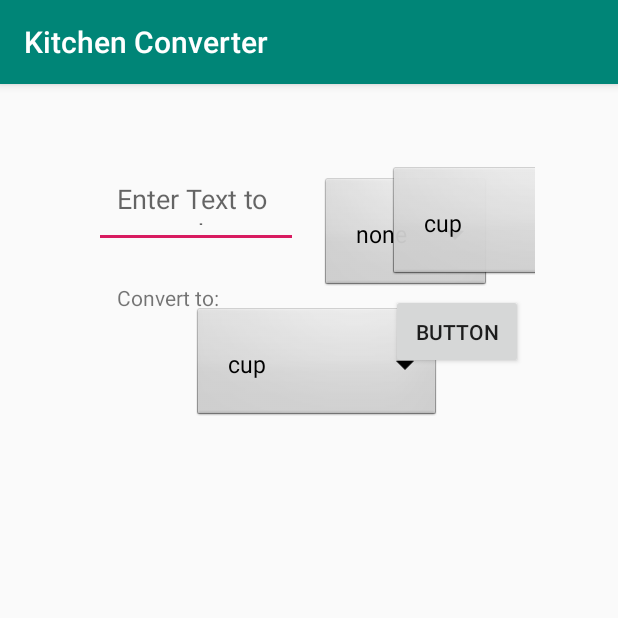
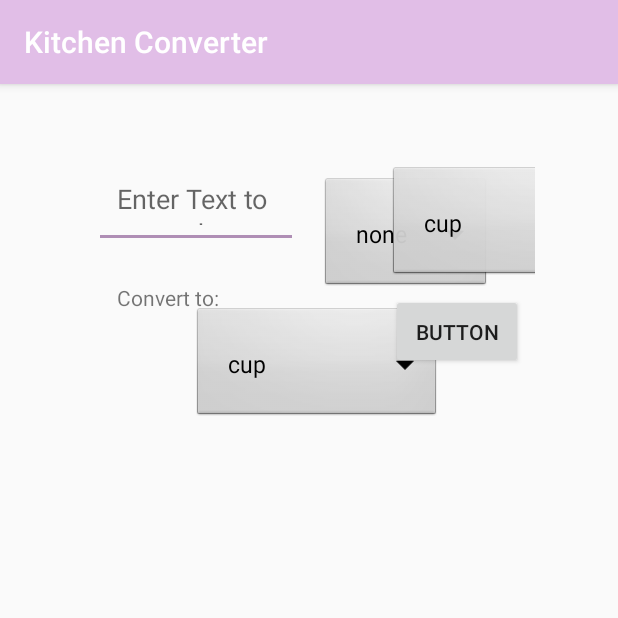
Before and after one commit to cperlste/KitchenConverter, an Android app: the screen it shows after launch (MainActivity), on a phone screen of 412 x 824 dp, the top half of it. Run offline under Robolectric (Android 15) with nearby library versions, the phone set to English and light mode, and no system bars.

Commit message:
finished main activity

```diff
--- a/app/src/main/java/com/example/kitchenconverter/MainActivity.java
+++ b/app/src/main/java/com/example/kitchenconverter/MainActivity.java
@@ -4,6 +4,7 @@ import androidx.appcompat.app.AppCompatActivity;
 
 import android.content.Intent;
 import android.os.Bundle;
+import android.util.Log;
 import android.view.View;
 import android.widget.AdapterView;
 import android.widget.AdapterView.*;
@@ -21,7 +22,7 @@ import java.text.DecimalFormat;
 
 public class MainActivity extends AppCompatActivity implements OnItemSelectedListener {
     private Spinner mSpinnerFraction, mSpinnerMeasurement, mSpinnerMeasurement2;
-    private Double mFrom, mTo;
+    private double mFrom, mTo;
     private EditText wholeNumber;
     private Measurement mMeasurement;
     private String typeFrom, typeTo;
@@ -31,16 +32,17 @@ public class MainActivity extends AppCompatActivity implements OnItemSelectedLis
     protected void onCreate(Bundle savedInstanceState) {
         super.onCreate(savedInstanceState);
         setContentView(R.layout.activity_main);
+        Log.d("SETUP", "setting up fields");
         initializeFields();
+        Log.d("SETUP", "setting up first spinner");
         setUpSpinner1();
+        Log.d("SETUP", "setting up second spinner");
         setUpSpinner2();
+        Log.d("SETUP", "setting up third spinner");
         setUpSpinner3();
     }
-
-
-
-
     private void initializeFields() {
+        Log.d("SETUP", "creating measurement object");
         mMeasurement = new Measurement();
         formatter = new DecimalFormat("00.00");
     }
@@ -51,7 +53,6 @@ public class MainActivity extends AppCompatActivity implements OnItemSelectedLis
         ArrayAdapter<String> adapter = new ArrayAdapter<>(this, android.R.layout.simple_spinner_dropdown_item, fractions);
         mSpinnerFraction.setAdapter(adapter);
         mSpinnerFraction.setOnItemSelectedListener(this);
-
     }
 
     private void setUpSpinner2() {
@@ -71,6 +72,7 @@ public class MainActivity extends AppCompatActivity implements OnItemSelectedLis
 
     @Override
     public void onItemSelected(AdapterView<?> adapterView, View view, int i, long l) {
+        Log.d("CALC", "calculating mFrom based on whole number and fraction");
         if (view.equals(mSpinnerFraction)){
             if (i==0){
                 mFrom=Double.parseDouble(wholeNumber.getText().toString());
@@ -78,6 +80,7 @@ public class MainActivity extends AppCompatActivity implements OnItemSelectedLis
             else {
                 String strFraction = (String) adapterView.getItemAtPosition(i);
                 double decimal = convertToDecimal(strFraction);
+                Log.d("CONV_RECIPE", "Decimal: " + decimal);
                 mFrom = Integer.parseInt(wholeNumber.getText().toString()) + decimal;
             }
         }
@@ -98,9 +101,9 @@ public class MainActivity extends AppCompatActivity implements OnItemSelectedLis
     public void onNothingSelected(AdapterView<?> adapterView) {
         typeFrom="cup";
         typeTo="tbsp";
-
     }
     public void calcResults(View view){
+        Log.d("CALC", "type to: "+typeTo+" typeFrom "+typeFrom+" mFrom "+mFrom+" mTo: "+mTo);
         if (mFrom==0.0){
             Snackbar.make(view, "The measurement cannot be empty.", Snackbar.LENGTH_LONG).show();
         }
--- a/app/src/main/res/values/colors.xml
+++ b/app/src/main/res/values/colors.xml
@@ -1,6 +1,7 @@
 <?xml version="1.0" encoding="utf-8"?>
 <resources>
-    <color name="colorPrimary">#008577</color>
-    <color name="colorPrimaryDark">#00574B</color>
-    <color name="colorAccent">#D81B60</color>
+    <color name="colorPrimary">#e1bee7</color>
+    <color name="colorPrimaryLight">#fff1ff</color>
+    <color name="colorPrimaryDark">#af8eb5</color>
+    <color name="colorAccent">#af8eb5</color>
 </resources>
```
